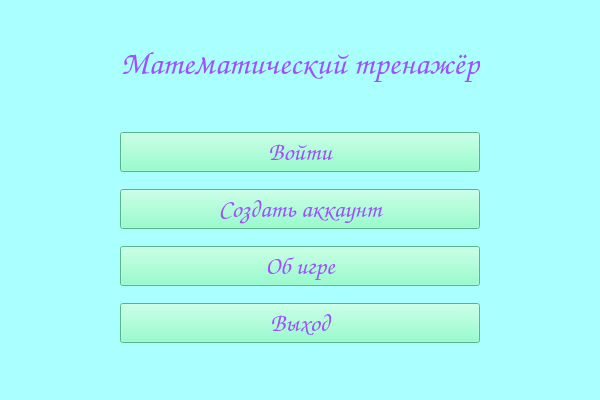
This is mainwindow.ui in Vladusecho/MathTrainer as Qt 5 draws it before an edit. The edited form follows.
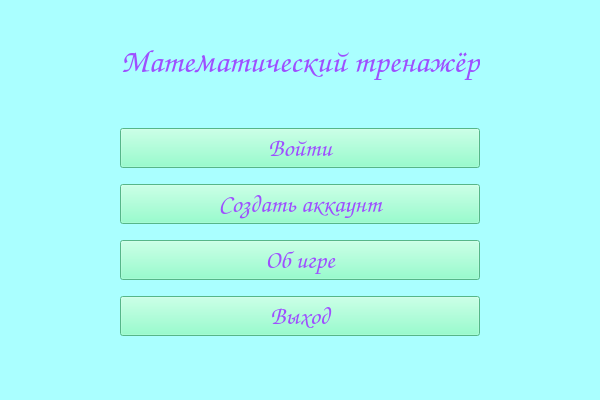
This is the edited form.

Diff of the .ui file:
```diff
--- a/mainwindow.ui
+++ b/mainwindow.ui
@@ -41,7 +41,7 @@
       <x>0</x>
       <y>0</y>
       <width>601</width>
-      <height>361</height>
+      <height>351</height>
      </rect>
     </property>
     <layout class="QGridLayout" name="gridLayout">
```
Left out of the diff: 188 changed lines with no effect on the pictures.
